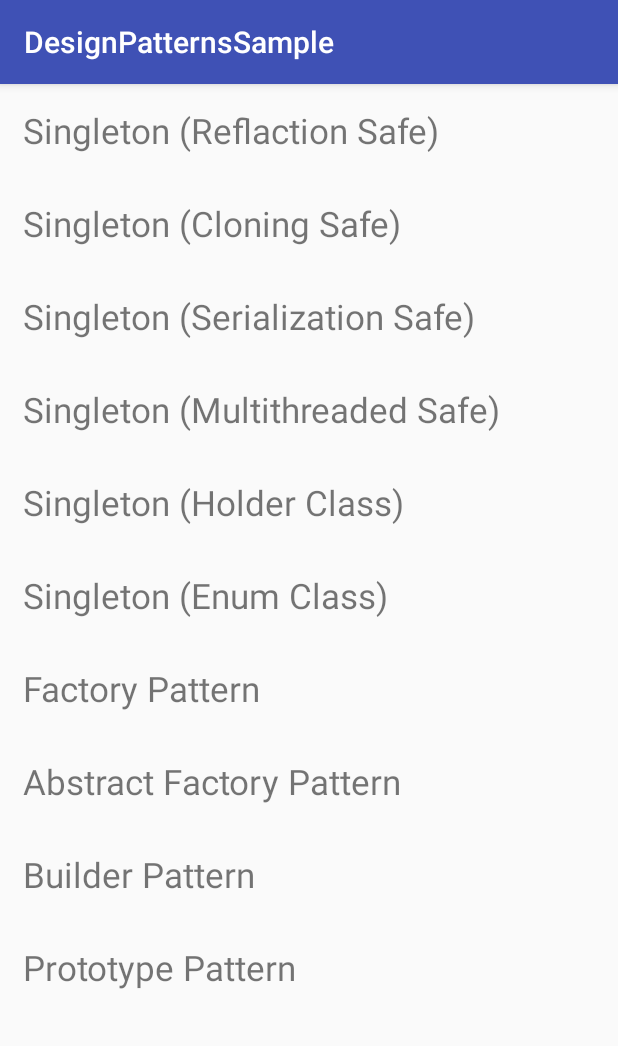
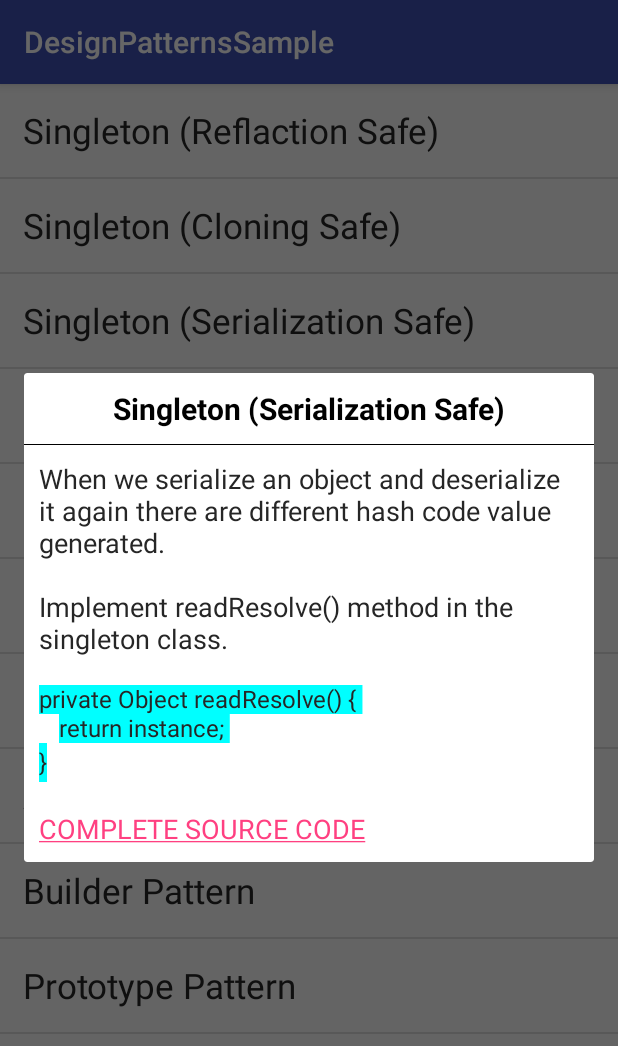
Before and after one commit to KalyanR9/DesingPatterns, an Android app: the CreationalActivity screen opened directly, with no data from a screen before it, after a tap on "Singleton (Serialization Safe)", on a phone screen of 412 x 824 dp. Shown: the top 1046 px of the screen. Run offline under Robolectric (Android 15) with nearby library versions, the phone set to English and light mode, and no system bars.

Commit message:
DD : All singleton implementation added.

```diff
--- a/app/src/main/java/com/designpattern/inventyfy/creational/CreationalActivity.java
+++ b/app/src/main/java/com/designpattern/inventyfy/creational/CreationalActivity.java
@@ -6,6 +6,7 @@ import android.os.Bundle;
 import android.support.annotation.Nullable;
 import android.support.v4.app.FragmentManager;
 import android.support.v7.app.AppCompatActivity;
+import android.support.v7.widget.DividerItemDecoration;
 import android.support.v7.widget.LinearLayoutManager;
 import android.support.v7.widget.RecyclerView;
 import android.text.SpannableString;
@@ -34,7 +35,12 @@ import com.designpattern.inventyfy.utils.widget.CustomDialogFragment;
 import java.util.ArrayList;
 import java.util.List;
 
+import static com.designpattern.inventyfy.utils.widget.LinkConstants.SINGLETON_CLONING_SAGE;
+import static com.designpattern.inventyfy.utils.widget.LinkConstants.SINGLETON_ENUM_CLASS;
+import static com.designpattern.inventyfy.utils.widget.LinkConstants.SINGLETON_HOLDER_CLASS;
+import static com.designpattern.inventyfy.utils.widget.LinkConstants.SINGLETON_MULTITHREADED_SAFE;
 import static com.designpattern.inventyfy.utils.widget.LinkConstants.SINGLETON_REFLACTION_SAFE;
+import static com.designpattern.inventyfy.utils.widget.LinkConstants.SINGLETON_SERIALIZE_SAFE;
 
 /**
  * Created by drupdesai
@@ -55,6 +61,9 @@ public class CreationalActivity extends AppCompatActivity implements ItemAdapter
         creationalItemView = findViewById(R.id.rv_creational_list);
         LinearLayoutManager layoutManager = new LinearLayoutManager(this);
         creationalItemView.setLayoutManager(layoutManager);
+        DividerItemDecoration dividerItemDecoration = new DividerItemDecoration(this,
+                layoutManager.getOrientation());
+        creationalItemView.addItemDecoration(dividerItemDecoration);
         ItemAdapter itemAdapter = new ItemAdapter(designPatternEntities, this);
         creationalItemView.setAdapter(itemAdapter);
     }
@@ -96,7 +105,27 @@ public class CreationalActivity extends AppCompatActivity implements ItemAdapter
                 break;
             case Constants.CREATIONAL_SINGLETON_CLONING:
                 customDialogFragment = CustomDialogFragment.getInstance(getString(R.string.lbl_creation_singleton_cloning),
-                        createMessageText(R.string.msg_singleton_clone, ""));
+                        createMessageText(R.string.msg_singleton_clone, SINGLETON_CLONING_SAGE));
+                customDialogFragment.show(fm, CustomDialogFragment.class.getSimpleName());
+                break;
+            case Constants.CREATIONAL_SINGLETON_SERIALIZATION:
+                customDialogFragment = CustomDialogFragment.getInstance(getString(R.string.lbl_creation_singleton_serialization),
+                        createMessageText(R.string.msg_singleton_serialize, SINGLETON_SERIALIZE_SAFE));
+                customDialogFragment.show(fm, CustomDialogFragment.class.getSimpleName());
+                break;
+            case Constants.CREATIONAL_SINGLETON_MULTITHREADED:
+                customDialogFragment = CustomDialogFragment.getInstance(getString(R.string.lbl_creation_singleton_multithreaded),
+                        createMessageText(R.string.msg_singleton_multithreaded, SINGLETON_MULTITHREADED_SAFE));
+                customDialogFragment.show(fm, CustomDialogFragment.class.getSimpleName());
+                break;
+            case Constants.CREATIONAL_SINGLETON_HOLDER:
+                customDialogFragment = CustomDialogFragment.getInstance(getString(R.string.lbl_creation_singleton_holder),
+                        createMessageText(R.string.msg_singleton_holder, SINGLETON_HOLDER_CLASS));
+                customDialogFragment.show(fm, CustomDialogFragment.class.getSimpleName());
+                break;
+            case Constants.CREATIONAL_SINGLETON_ENUM:
+                customDialogFragment = CustomDialogFragment.getInstance(getString(R.string.lbl_creation_singleton_enum),
+                        createMessageText(R.string.msg_singleton_enum, SINGLETON_ENUM_CLASS));
                 customDialogFragment.show(fm, CustomDialogFragment.class.getSimpleName());
                 break;
         }
--- a/app/src/main/res/layout/row_item.xml
+++ b/app/src/main/res/layout/row_item.xml
@@ -10,6 +10,7 @@
         android:layout_width="match_parent"
         android:layout_height="wrap_content"
         android:padding="15dp"
+        android:textColor="@color/color_secondary_text_color"
         android:textSize="23sp"
         tools:text="@string/app_name" />
 </RelativeLayout>
--- a/app/src/main/res/values/strings.xml
+++ b/app/src/main/res/values/strings.xml
@@ -15,9 +15,51 @@
     <string name="lbl_creation_builder">Builder Pattern</string>
     <string name="lbl_creation_prototype">Prototype Pattern</string>
 
-    <string name="msg_singleton_reflaction">You can Throw runtime exception is someone tries to make instance in case one instance is already exist.
-        \n\nprivate SingletonReflactionSafe() {\n\tif (instance != null) {\n\t\tthrow new RuntimeException("Message");\n\t}\n}\n\nCOMPLETE TO SOURCE CODE</string>
-    <string name="msg_singleton_clone">Throw CloneNotSupportedException exception from Override clone() method if someone tries to make other instance of it. Like below code
-    \n\n@Override\nprotected Object clone() throws CloneNotSupportedException {\n\tif (instance != null) {\n\t\tthrow new CloneNotSupportedException("message");\n\t
-        }\n\treturn super.clone();\n}\n\nCOMPLETE SOURCE CODE</string>
+    <string name="msg_singleton_reflaction">Using reflaction we can set the private constructor to become visible at runtime.\n \nYou can Throw runtime exception
+        if someone tries to make instance in case one instance is already exist.
+        \n\nprivate SingletonReflactionSafe() {
+            \n\tif (instance != null) {
+                \n\t\tthrow new RuntimeException("Message");
+            \n\t}
+            \n}\n\nCOMPLETE TO SOURCE CODE</string>
+    <string name="msg_singleton_clone">If we try to make instance by cloning it the generated hash code of cloned copy doesn\'t match with actual object.
+        \n \nThrow CloneNotSupportedException exception from Override clone() method if someone tries to make other instance of it. Like below code
+        \n\n@Override\nprotected Object clone() throws CloneNotSupportedException {
+            \n\tif (instance != null) {
+                \n\t\tthrow new CloneNotSupportedException("message");
+            \n\t}
+        \n\treturn super.clone();
+        \n}\n\nCOMPLETE SOURCE CODE</string>
+    <string name="msg_singleton_serialize">When we serialize an object and deserialize it again there are different hash code value generated.\n \nImplement
+        readResolve() method in the singleton class.
+        \n\n\private Object readResolve() {
+            \n\treturn instance;
+        \n}\n\nCOMPLETE SOURCE CODE</string>
+    <string name="msg_singleton_multithreaded">By using double check locking with volatile instance variable we can archive singleton design pattern in multithreaded environment.
+    Refer complete source code.\n \nSource code covers other ways to create singleton and its advantaged and disadvantages.
+    Below is one optimized way we can archive singleton in multithreaded environment
+    \n\nprivate static volatile SingletonMultithreaded instance;\n \n \n
+    public static SingletonMultithreaded getInstanceDoubleCheck() {
+    \n\tif (instance == null) {
+        \n\t\tsynchronized (SingletonMultithreaded.class) {
+            \n\t\t\tif (instance == null) {
+                \n\t\t\t\tinstance = new SingletonMultithreaded();
+            \n\t\t\t}
+        \n\t\t}
+    \n\t}
+    \nreturn instance;
+    \n}\n\nCOMPLETE SOURCE CODE</string>
+    <string name="msg_singleton_holder">Holder Pattern(Bill Pugh) is different approach to create singleton using inner static helper class.
+        \n\nstatic class Holder {
+            \n\tstatic final SingletonHolderClass instance = new SingletonHolderClass();
+        \n}\n\nCOMPLETE SOURCE CODE</string>
+    <string name="msg_singleton_enum">In enum java ensure that any enum value instantiated only ones.
+        And enum values are globally accessible so is the singleton.\n \nEnum singleton doesn\'t violate
+        any principle of singleton.\n \nDisadvantage : Enum type is somewhat inflexible. It does not allow lazy initialization.
+        \n\n public enum SingletonEunm {
+            \n\tINSTANCE;
+        \n \n\tpublic void doSomethong() {
+        \n\t\t//Do Something
+        \n\t}
+        \n}\n\nCOMPLETE SOURCE CODE</string>
 </resources>
```
Also changed, not shown: app/src/main/java/com/designpattern/inventyfy/creational/singleton/SingletonEunm.java (added, +22 -0 lines), app/src/main/java/com/designpattern/inventyfy/creational/singleton/SingletonHolderClass.java (added, +28 -0 lines), app/src/main/java/com/designpattern/inventyfy/creational/singleton/SingletonMultithreaded.java (added, +88 -0 lines), app/src/main/java/com/designpattern/inventyfy/creational/singleton/SingletonSerializeSafe.java (+17 -1 lines), app/src/main/java/com/designpattern/inventyfy/utils/widget/LinkConstants.java (+6 -1 lines).
